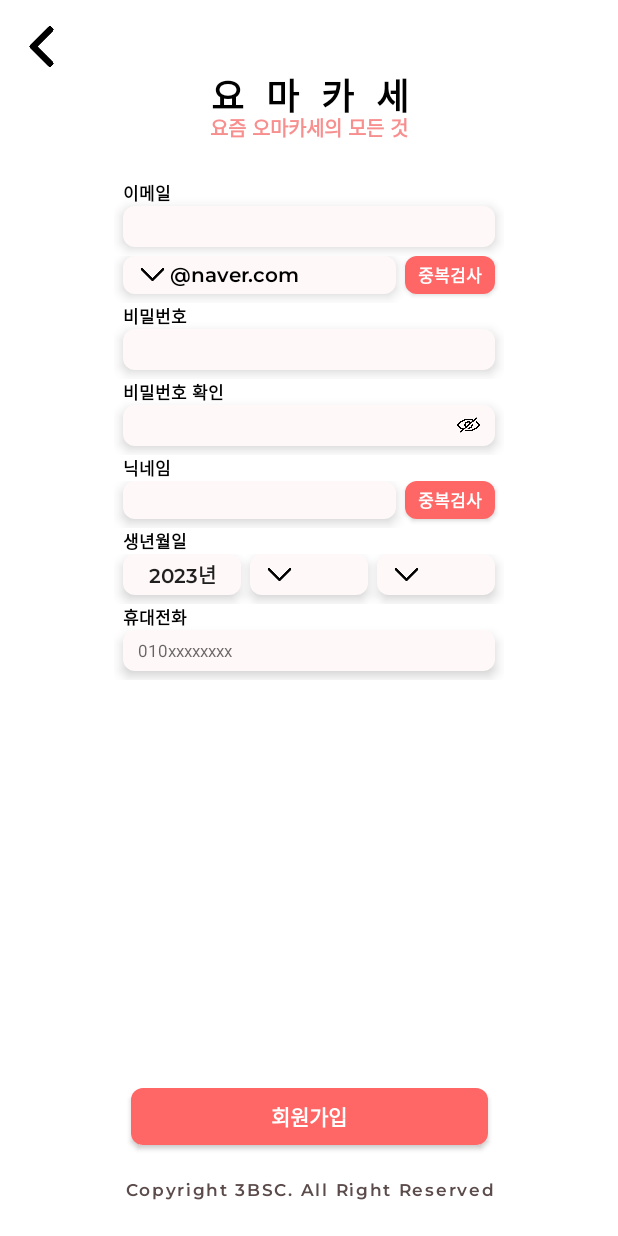
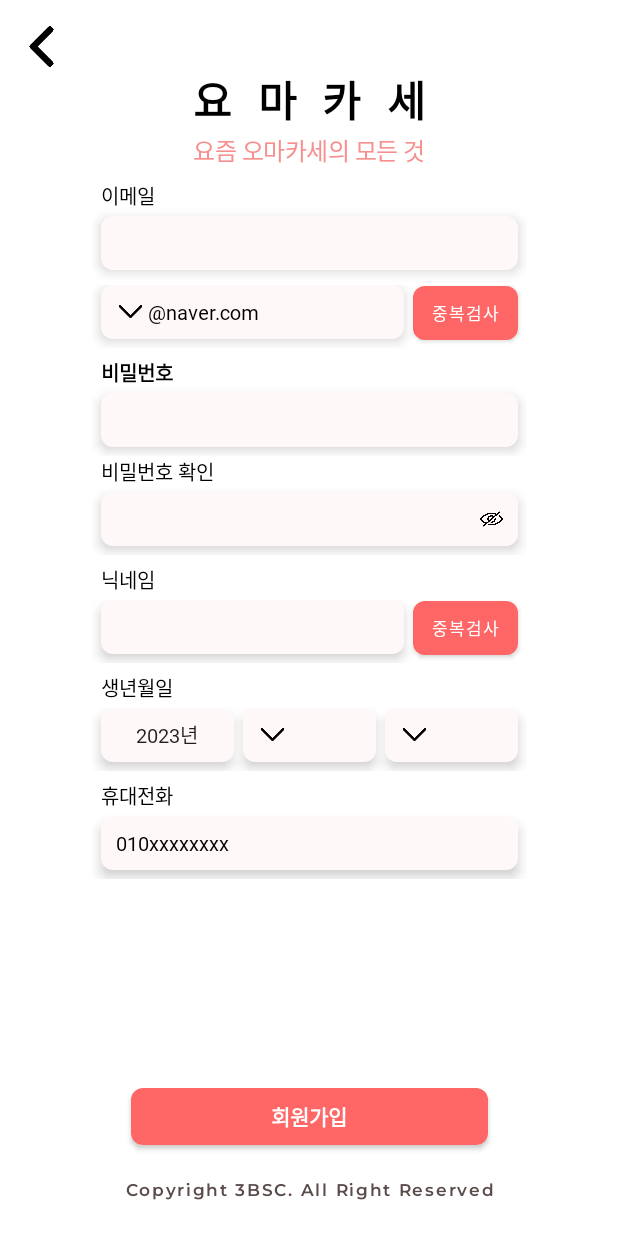
Before and after one commit to 3BSC/YOMAKASE_ANDROID, an Android app: the JoinGeneralMemberActivity screen opened directly, with no data from a screen before it, on a phone screen of 412 x 824 dp. Run offline under Robolectric (Android 15) with nearby library versions, the phone set to English and light mode, and no system bars; our stand-ins replace data binding.

Commit message:
design: change font and margin

```diff
--- a/app/src/main/res/layout/activity_join_general_member.xml
+++ b/app/src/main/res/layout/activity_join_general_member.xml
@@ -52,13 +52,12 @@
                 android:lineSpacingExtra="14sp"
                 android:text="@string/logo_sub_korean"
                 android:textAppearance="@style/logo_sub_korean"
-                android:translationY="-7.08sp"
                 />
         </LinearLayout>
 
         <LinearLayout
             android:id="@+id/linearLayout3"
-            android:layout_width="260dp"
+            android:layout_width="290dp"
             android:layout_height="wrap_content"
             android:orientation="vertical"
             app:layout_constraintEnd_toEndOf="parent"
@@ -75,19 +74,19 @@
                     android:layout_width="wrap_content"
                     android:layout_height="wrap_content"
                     android:layout_marginStart="6dp"
-                    android:fontFamily="@font/montserrat"
+                    android:fontFamily="@font/nanumgothic_extrabold"
                     android:text="이메일"
                     android:textColor="@color/black"
-                    android:textSize="11sp"
-                    android:textStyle="bold" />
+                    android:textSize="13sp"
+                    android:layout_marginBottom="3dp"/>
 
                 <EditText
                     android:id="@+id/etEmail"
                     android:layout_width="match_parent"
-                    android:layout_height="27dp"
+                    android:layout_height="36dp"
                     android:layout_marginStart="6dp"
                     android:layout_marginEnd="6dp"
-                    android:layout_marginBottom="6dp"
+                    android:layout_marginBottom="10dp"
                     android:background="@drawable/et_login"
                     android:elevation="5dp"
                     android:inputType="textEmailAddress"
@@ -100,11 +99,12 @@
             <LinearLayout
                 android:layout_width="match_parent"
                 android:layout_height="wrap_content"
-                android:orientation="horizontal">
+                android:orientation="horizontal"
+                android:layout_marginBottom="6dp">
 
                 <androidx.appcompat.widget.AppCompatTextView
-                    android:layout_width="182dp"
-                    android:layout_height="25dp"
+                    android:layout_width="202dp"
+                    android:layout_height="36dp"
                     android:text="@naver.com"
                     android:background="@drawable/et_login"
                     android:layout_marginStart="6dp"
@@ -118,12 +118,13 @@
                     />
 
                 <androidx.appcompat.widget.AppCompatButton
-                    android:layout_width="60dp"
-                    android:layout_height="25dp"
+                    android:layout_width="70dp"
+                    android:layout_height="36dp"
                     android:background="@drawable/btn_login"
                     android:text="중복검사"
                     android:textColor="@color/white"
-                    android:fontFamily="@font/montserrat"
+                    android:fontFamily="@font/nanumgothic_extrabold"
+                    android:letterSpacing="0.05"
                     android:textSize="11sp"
                     android:elevation="5dp"
                     />
@@ -138,15 +139,16 @@
                     android:layout_width="wrap_content"
                     android:layout_height="wrap_content"
                     android:layout_marginStart="6dp"
-                    android:fontFamily="@font/montserrat"
+                    android:fontFamily="@font/nanumgothic_extrabold"
                     android:text="비밀번호"
                     android:textColor="@color/black"
-                    android:textSize="11sp"
-                    android:textStyle="bold" />
+                    android:textSize="13sp"
+                    android:textStyle="bold"
+                    android:layout_marginBottom="3dp"/>
 
                 <EditText
                     android:layout_width="match_parent"
-                    android:layout_height="27dp"
+                    android:layout_height="36dp"
                     android:layout_marginStart="6dp"
                     android:layout_marginEnd="6dp"
                     android:layout_marginBottom="6dp"
@@ -155,28 +157,30 @@
                     android:inputType="textEmailAddress"
                     android:paddingStart="10dp"
                     android:paddingEnd="10dp"
-                    android:textSize="11sp" />
+                    android:textAppearance="@style/et_join_text" />
 
             </LinearLayout>
 
             <LinearLayout
                 android:layout_width="match_parent"
                 android:layout_height="wrap_content"
-                android:orientation="vertical">
+                android:orientation="vertical"
+                android:layout_marginBottom="6dp">
 
                 <TextView
                     android:layout_width="wrap_content"
                     android:layout_height="wrap_content"
                     android:layout_marginStart="6dp"
-                    android:fontFamily="@font/montserrat"
+                    android:fontFamily="@font/nanumgothic_extrabold"
                     android:text="비밀번호 확인"
                     android:textColor="@color/black"
-                    android:textSize="11sp"
-                    android:textStyle="bold" />
+                    android:textSize="13sp"
+                    android:layout_marginBottom="3dp"
+                    />
 
                 <androidx.appcompat.widget.AppCompatEditText
                     android:layout_width="match_parent"
-                    android:layout_height="27dp"
+                    android:layout_height="36dp"
                     android:layout_marginStart="6dp"
                     android:layout_marginEnd="6dp"
                     android:layout_marginBottom="6dp"
@@ -186,7 +190,7 @@
                     android:paddingStart="10dp"
                     android:paddingEnd="10dp"
                     android:textSize="11sp"
-                    android:drawableRight="@drawable/ic_hide"/>
+                    android:drawableRight="@drawable/ic_hide" />
 
             </LinearLayout>
 
@@ -200,20 +204,21 @@
                     android:layout_width="wrap_content"
                     android:layout_height="wrap_content"
                     android:layout_marginStart="6dp"
-                    android:fontFamily="@font/montserrat"
+                    android:fontFamily="@font/nanumgothic_extrabold"
                     android:text="닉네임"
                     android:textColor="@color/black"
-                    android:textSize="11sp"
-                    android:textStyle="bold" />
+                    android:textSize="13sp"
+                    android:layout_marginBottom="3dp"/>
 
                 <LinearLayout
                     android:layout_width="match_parent"
                     android:layout_height="wrap_content"
-                    android:orientation="horizontal">
+                    android:orientation="horizontal"
+                    android:layout_marginBottom="6dp">
 
                     <androidx.appcompat.widget.AppCompatEditText
-                        android:layout_width="182dp"
-                        android:layout_height="25dp"
+                        android:layout_width="202dp"
+                        android:layout_height="36dp"
                         android:background="@drawable/et_login"
                         android:layout_marginStart="6dp"
                         android:layout_marginEnd="6dp"
@@ -226,12 +231,13 @@
                         />
 
                     <androidx.appcompat.widget.AppCompatButton
-                        android:layout_width="60dp"
-                        android:layout_height="25dp"
+                        android:layout_width="70dp"
+                        android:layout_height="36dp"
                         android:background="@drawable/btn_login"
                         android:text="중복검사"
                         android:textColor="@color/white"
-                        android:fontFamily="@font/montserrat"
+                        android:fontFamily="@font/nanumgothic_extrabold"
+                        android:letterSpacing="0.05"
                         android:textSize="11sp"
                         android:elevation="5dp"
                         android:layout_marginEnd="6dp"
@@ -243,22 +249,24 @@
             <LinearLayout
                 android:layout_width="match_parent"
                 android:layout_height="wrap_content"
-                android:orientation="vertical">
+                android:orientation="vertical"
+                android:layout_marginBottom="6dp">
 
                 <TextView
                     android:layout_width="wrap_content"
                     android:layout_height="wrap_content"
                     android:layout_marginStart="6dp"
-                    android:fontFamily="@font/montserrat"
+                    android:fontFamily="@font/nanumgothic_extrabold"
                     android:text="생년월일"
                     android:textColor="@color/black"
-                    android:textSize="11sp"
-                    android:textStyle="bold" />
+                    android:textSize="13sp"
+                    android:layout_marginBottom="3dp"/>
 
                 <LinearLayout
                     android:layout_width="match_parent"
-                    android:layout_height="33dp"
-                    android:orientation="horizontal">
+                    android:layout_height="42dp"
+                    android:orientation="horizontal"
+                    android:layout_marginBottom="6dp">
 
                     <androidx.appcompat.widget.AppCompatEditText
                         android:layout_width="0dp"
@@ -303,15 +311,15 @@
                         android:layout_width="wrap_content"
                         android:layout_height="wrap_content"
                         android:layout_marginStart="6dp"
-                        android:fontFamily="@font/montserrat"
+                        android:fontFamily="@font/nanumgothic_extrabold"
                         android:text="휴대전화"
                         android:textColor="@color/black"
-                        android:textSize="11sp"
-                        android:textStyle="bold" />
+                        android:textSize="13sp"
+                        android:layout_marginBottom="3dp"/>
 
                     <androidx.appcompat.widget.AppCompatEditText
                         android:layout_width="match_parent"
-                        android:layout_height="27dp"
+                        android:layout_height="36dp"
                         android:layout_marginStart="6dp"
                         android:layout_marginEnd="6dp"
                         android:layout_marginBottom="6dp"
@@ -320,13 +328,11 @@
                         android:inputType="textEmailAddress"
                         android:paddingStart="10dp"
                         android:paddingEnd="10dp"
-                        android:textSize="11sp"
-                        android:hint="010xxxxxxxx"/>
+                        android:textAppearance="@style/et_join_text"
+                        android:hint="010xxxxxxxx"
+                        android:textColorHint="@color/black"/>
 
                 </LinearLayout>
-
-
-
 
             </LinearLayout>
         </LinearLayout>
--- a/app/src/main/res/values/themes.xml
+++ b/app/src/main/res/values/themes.xml
@@ -34,7 +34,7 @@
     <!-- 로그인화면 요마카세 -->
     <style name="logo_korean">
         <item name="android:textSize">
-            24sp
+            28sp
         </item>
         <item name="android:letterSpacing">
             0.61
@@ -43,7 +43,7 @@
             #000000
         </item>
         <item name="fontFamily">
-            @font/montserrat
+            @font/nanumgothic_extrabold
         </item>
         <item name="android:textStyle">
             bold
@@ -53,14 +53,17 @@
     <!-- 요즘 오마카세의 모든 것 -->
     <style name="logo_sub_korean">
         <item name="android:textSize">
-            13sp
+            16sp
         </item>
 
         <item name="android:textColor">
             #F88F8F
         </item>
         <item name="fontFamily">
-            @font/montserrat
+            @font/nanumgothic_bold
+        </item>
+        <item name="android:letterSpacing">
+            -0.02
         </item>
     </style>
 
@@ -93,7 +96,7 @@
     <style name="et_join_text">
         <item name="android:textSize">13sp</item>
         <item name="android:textColor">@color/black</item>
-        <item name="fontFamily">@font/montserrat_semibold</item>
+        <item name="fontFamily">@font/nanumgothic_extrabold</item>
     </style>
 
 </resources>
```
Also changed, not shown: 2 other files.
